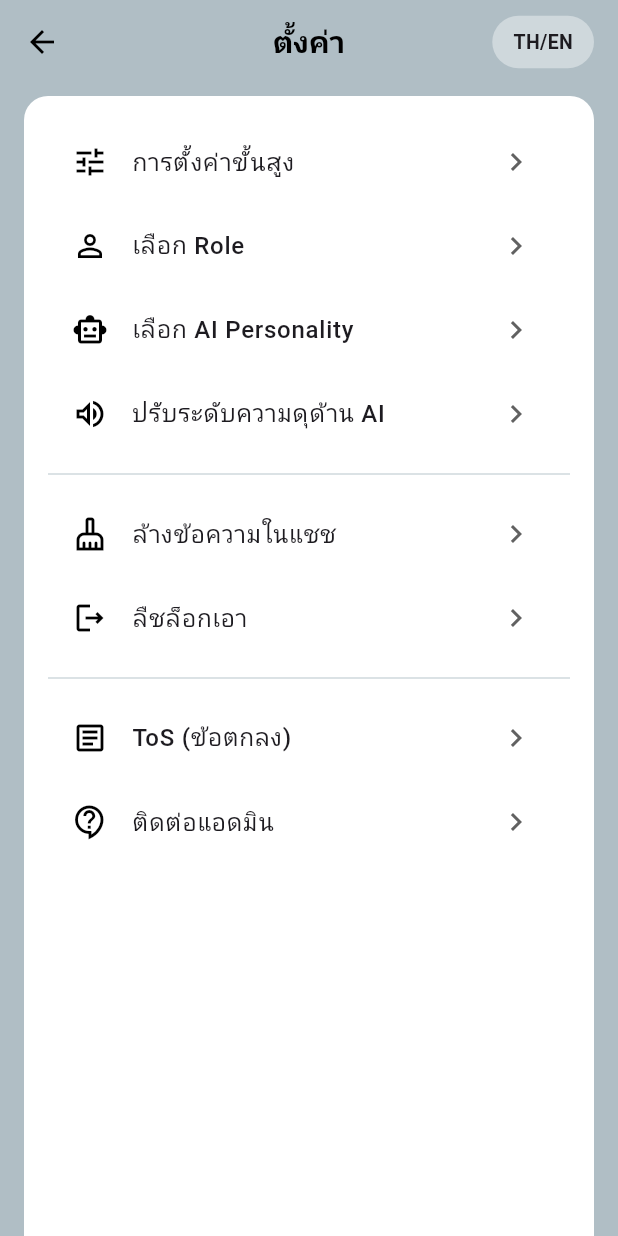
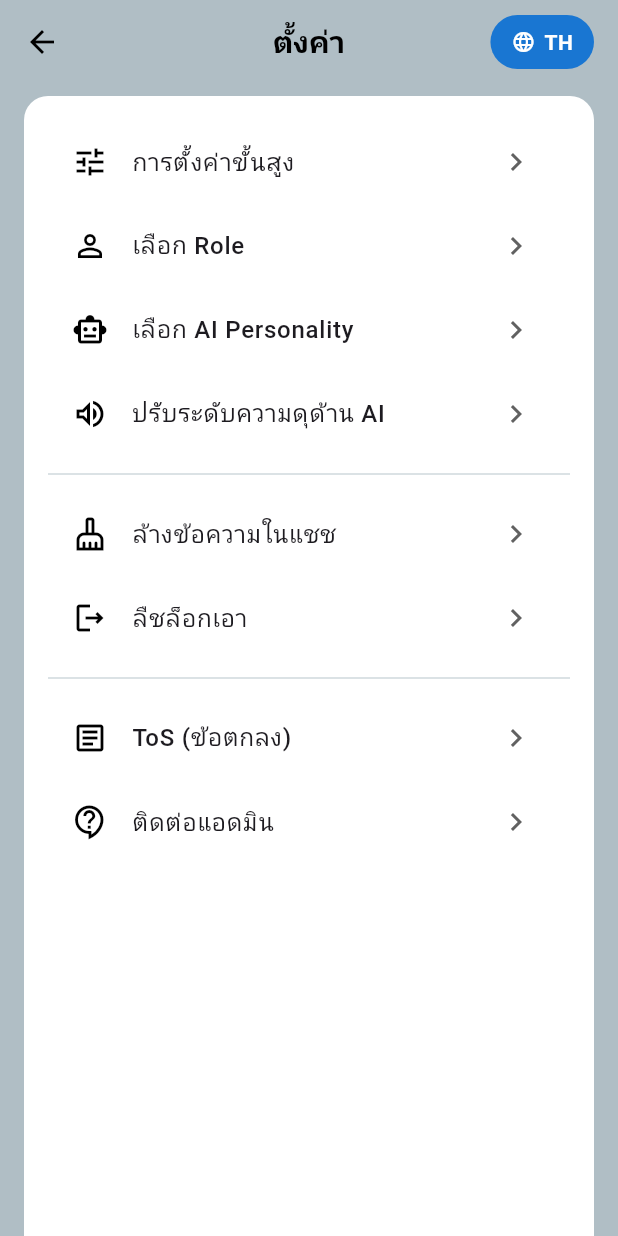
Before and after one commit to skyt19/Yhar_Bid, a Flutter app: the SettingsView screen opened by its route, on a phone screen of 412 x 824 dp. Run offline on Flutter 3.47's test engine with Material 3 defaults, Android fonts, the phone set to English and light mode, and no system bars; our stand-ins replace cloud_firestore, firebase_auth, firebase_core, fl_chart, flutter_dotenv, get and 3 more; accounts and stored records are empty; Roboto replaces fonts that are missing (NotoSansThai).

Commit message:
feat(settings): enhance language toggle button with icon and improved styling

```diff
--- a/lib/views/settings_view.dart
+++ b/lib/views/settings_view.dart
@@ -20,7 +20,7 @@ class SettingsView extends StatelessWidget {
     return Scaffold(
       backgroundColor: AppTheme.backgroundLight,
       appBar: AppBar(
-        title: const Text('ตั้งค่า', style: TextStyle(fontWeight: FontWeight.bold)),
+        title: Text('settings'.tr, style: const TextStyle(fontWeight: FontWeight.bold)),
         centerTitle: true,
         backgroundColor: AppTheme.backgroundLight,
         elevation: 0,
@@ -30,9 +30,21 @@ class SettingsView extends StatelessWidget {
                 child: Container(
                   padding: const EdgeInsets.symmetric(horizontal: 14, vertical: 8),
                   margin: const EdgeInsets.only(right: 16),
-                  decoration: BoxDecoration(color: AppTheme.cardLight, borderRadius: BorderRadius.circular(AppTheme.radiusPill)),
-                  child: Text(settingsCtrl.languageCode.value == 'th' ? 'TH/EN' : 'EN/TH',
-                      style: const TextStyle(fontSize: 13, fontWeight: FontWeight.bold)),
+                  decoration: BoxDecoration(
+                    color: AppTheme.accentPrimary,
+                    borderRadius: BorderRadius.circular(AppTheme.radiusPill),
+                  ),
+                  child: Row(
+                    mainAxisSize: MainAxisSize.min,
+                    children: <Widget>[
+                      Icon(Icons.language, color: Colors.white, size: 16),
+                      const SizedBox(width: 6),
+                      Text(
+                        settingsCtrl.languageCode.value == 'th' ? 'TH' : 'EN',
+                        style: const TextStyle(fontSize: 14, fontWeight: FontWeight.bold, color: Colors.white),
+                      ),
+                    ],
+                  ),
                 ),
               )),
         ],
```
